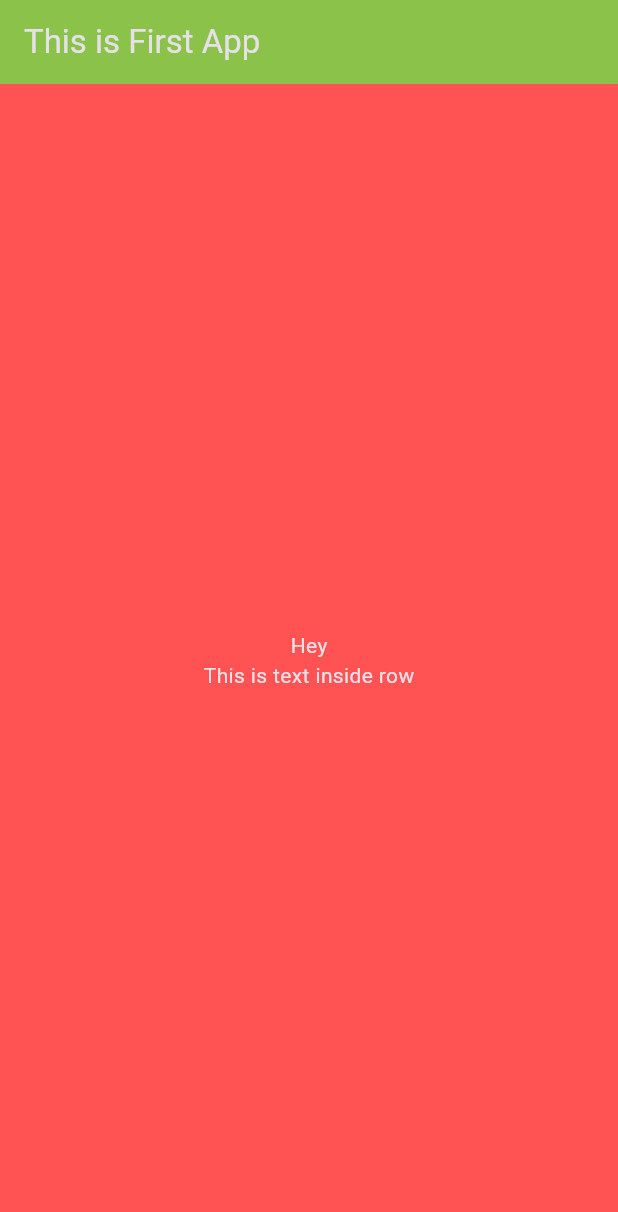
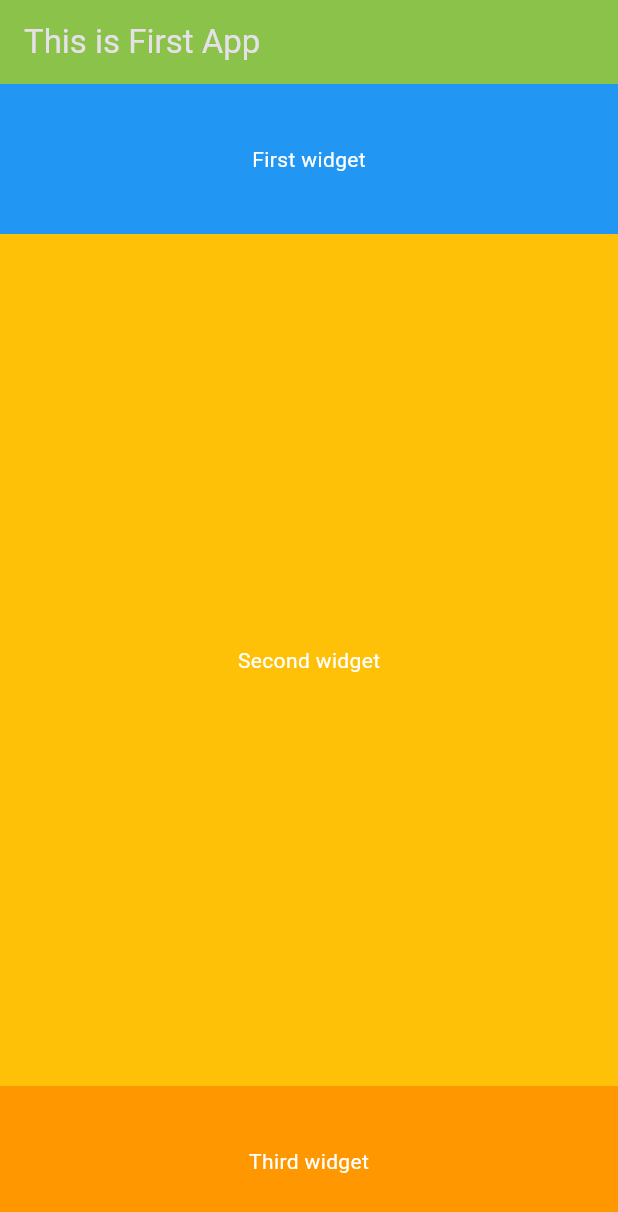
Before and after one commit to PankajJoshi-hp/FlutterFirstRepo, a Flutter app: the screen it shows after launch, on a phone screen of 412 x 824 dp. Shown: the top 1212 px of the screen. Run offline on Flutter 3.47's test engine with Material 3 defaults, Android fonts, the phone set to English and light mode, and no system bars.

Commit message:
Expand class implemented

```diff
--- a/lib/main.dart
+++ b/lib/main.dart
@@ -42,15 +42,59 @@ class ChildApp extends StatelessWidget {
       //     Text('Hey'),
       //     Text('This is text inside row'),
       //   ],
-        // ));
-        body: Column(
-          mainAxisAlignment: MainAxisAlignment.center,
+      // ),
+      // body: Column(
+      //   mainAxisAlignment: MainAxisAlignment.center,
+      //   children: <Widget>[
+      //     Center(
+      //       child: Text('Hey'),
+      //     ),
+      //     Text('This is text inside row'),
+      //   ],
+      // ),
+      body: Center(
+          child: Column(
         children: <Widget>[
-            Center(
-              child: Text('Hey'),
+          Container(
+            color: Colors.blue,
+            height: 100,
+            child: Center(
+              child: Text(
+                'First widget',
+                style: TextStyle(
+                  color: Colors.white,
                 ),
-            Text('This is text inside row'),
+              ),
+            ),
+          ),
+          Expanded(
+            child: Container(
+              color: Colors.amber,
+              // width: 200,
+              child: Center(
+                child: Text(
+                  'Second widget',
+                  style: TextStyle(
+                    color: Colors.white,
+                  ),
+                ),
+              ),
+            ),
+          ),
+          Container(
+            color: Colors.orange,
+            height: 100,
+            child: Center(
+              child: Text(
+                'Third widget',
+                style: TextStyle(
+                  color: Colors.white,
+                ),
+              ),
+            ),
+          ),
         ],
-        ));
+      )),
+    );
   }
 }
```
Lines whose indentation alone changed are shown as unchanged.
